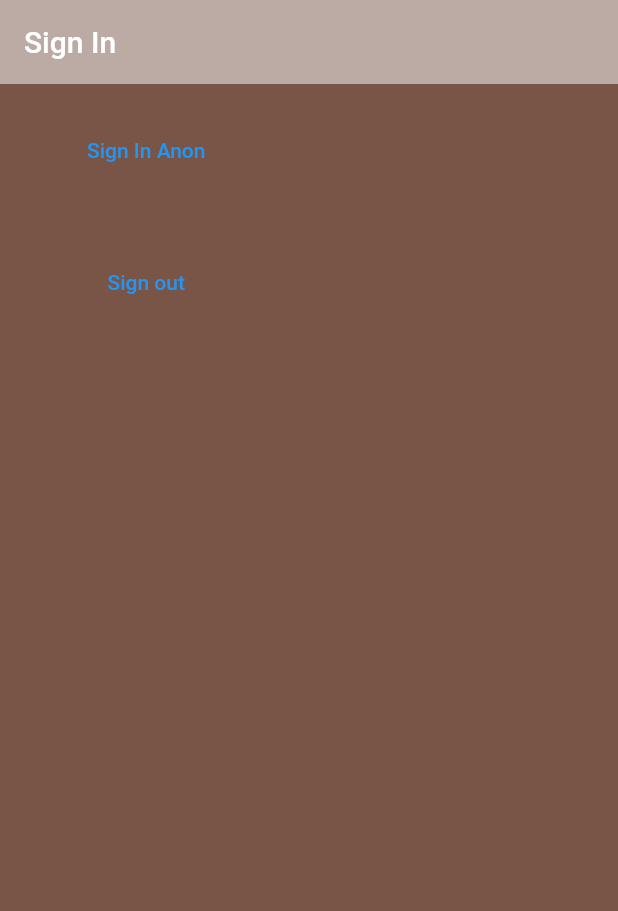
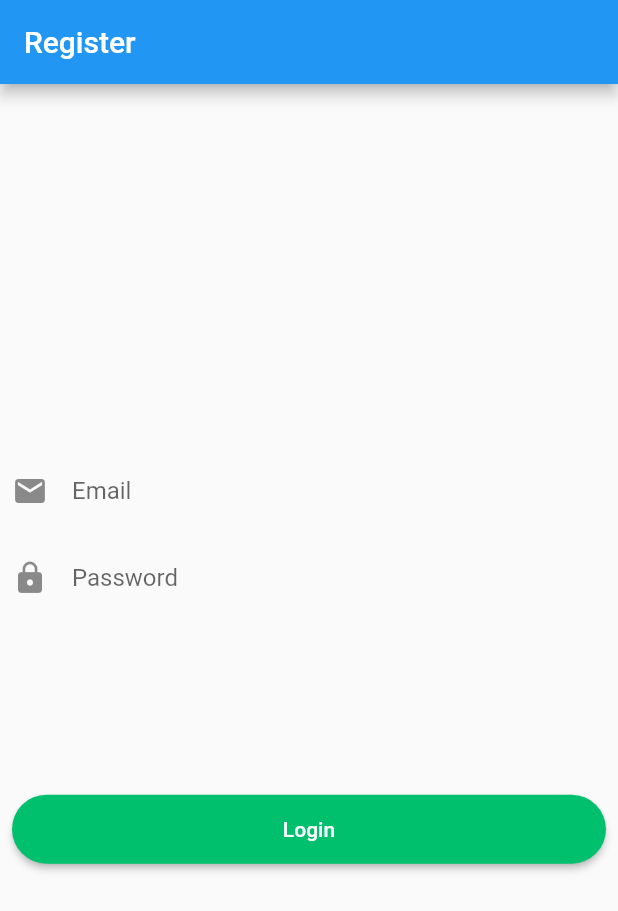
Before and after one commit to phuc97405/GoAndGO, a Flutter app: the screen it shows after launch, on a phone screen of 412 x 824 dp. Shown: the top 911 px of the screen. Run offline on Flutter 3.47's test engine with Material 2 defaults, Android fonts, the phone set to English and light mode, and no system bars; our stand-ins replace dio, firebase_auth, firebase_core, geolocator, get, google_fonts and 2 more; missing offline and left inert: flutter_facebook_auth; accounts and stored records are empty.

Commit message:
add regis

```diff
--- a/lib/Presentation/Auth/Authencate/authenticate.dart
+++ b/lib/Presentation/Auth/Authencate/authenticate.dart
@@ -1,4 +1,5 @@
 import 'package:flutter/material.dart';
+import 'package:goandgo/Presentation/Auth/Authencate/register.dart';
 import 'package:goandgo/Presentation/Auth/Authencate/sign_in.dart';
 
 class Authenticate extends StatelessWidget {
@@ -6,7 +7,7 @@ class Authenticate extends StatelessWidget {
   Widget build(BuildContext context) {
     return Scaffold(
       body: Container(
-        child: SignIn(),
+        child: RegisterState(),
       ),
     );
   }
--- /dev/null
+++ b/lib/Presentation/Auth/Authencate/register.dart
@@ -0,0 +1,67 @@
+import 'package:flutter/cupertino.dart';
+import 'package:flutter/material.dart';
+import 'package:goandgo/Presentation/Auth/services/auth.dart';
+import 'package:goandgo/components/primary_button.dart';
+
+class RegisterState extends StatefulWidget {
+  @override
+  Register createState() => Register();
+}
+
+class Register extends State<RegisterState> {
+  final AuthService _auth = AuthService();
+  String? email;
+  String? password;
+  @override
+  Widget build(BuildContext context) {
+    return Scaffold(
+      appBar: AppBar(
+        title: Text('Register'),
+      ),
+      body: Padding(
+        padding: const EdgeInsets.all(8.0),
+        child: Column(
+          children: [
+            Spacer(
+              flex: 2,
+            ),
+            TextFormField(
+              decoration: InputDecoration(
+                  icon: Icon(Icons.email),
+                  hintText: 'Email',
+                  border: InputBorder.none),
+              onChanged: (value) {
+                email = value;
+              },
+            ),
+            SizedBox(
+              height: 10,
+            ),
+            TextFormField(
+              obscureText: true,
+              decoration: InputDecoration(
+                  fillColor: Colors.black26,
+                  icon: Icon(Icons.lock),
+                  hintText: 'Password',
+                  border: InputBorder.none),
+              onChanged: (value) {
+                password = value;
+              },
+            ),
+            Spacer(
+              flex: 1,
+            ),
+            PrimaryButton(
+                text: 'Login',
+                press: () {
+                  _auth.loginWithEmail(email, password);
+                }),
+            Spacer(
+              flex: 2,
+            ),
+          ],
+        ),
+      ),
+    );
+  }
+}
--- a/lib/Presentation/Auth/Authencate/sign_in.dart
+++ b/lib/Presentation/Auth/Authencate/sign_in.dart
@@ -3,7 +3,8 @@ import 'package:goandgo/Presentation/Auth/services/auth.dart';
 
 class SignIn extends StatelessWidget {
   final AuthService _auth = AuthService();
-
+  String? email;
+  String? password;
   @override
   Widget build(BuildContext context) {
     return Scaffold(
@@ -13,7 +14,8 @@ class SignIn extends StatelessWidget {
         elevation: 0.0,
         title: Text('Sign In'),
       ),
-      body: Column(
+      body: SingleChildScrollView(
+          child: Column(
         children: [
           Container(
             padding: EdgeInsets.symmetric(vertical: 20, horizontal: 50),
@@ -38,8 +40,25 @@ class SignIn extends StatelessWidget {
               },
             ),
           ),
+          TextFormField(
+            onChanged: (value) {
+              email = value;
+            },
+          ),
+          TextFormField(
+            obscureText: true,
+            onChanged: (value) {
+              password = value;
+            },
+          ),
+          TextButton(
+              onPressed: () {
+                print(email! + password!);
+              },
+              style: ButtonStyle(),
+              child: Text('Login'))
         ],
-      ),
+      )),
     );
   }
 }
--- a/lib/Presentation/Auth/services/auth.dart
+++ b/lib/Presentation/Auth/services/auth.dart
@@ -7,7 +7,7 @@ class AuthService {
     try {
       UserCredential result = await _auth.signInAnonymously();
 
-      print(result);
+      // print(result);
       return result;
     } catch (e) {
       print(e.toString());
@@ -23,4 +23,11 @@ class AuthService {
       return null;
     }
   }
+
+  Future loginWithEmail(email, password) async {
+    try {
+      return await _auth.signInWithEmailAndPassword(
+          email: email, password: password);
+    } catch (e) {}
+  }
 }
--- a/lib/Presentation/My_App/app_binding.dart
+++ b/lib/Presentation/My_App/app_binding.dart
@@ -1,5 +1,4 @@
 import 'package:get/get.dart';
-import 'package:goandgo/Components/connectionGpsService.dart';
 import 'package:goandgo/Presentation/My_App/app_controller.dart';
 
 class AppBinding extends Bindings {
```
